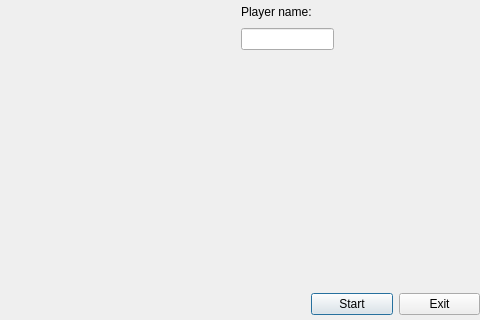
First picture: the form in Game/mainmenudialog.ui, repository miikka0000/BusDestroyer2000-Game-with-Qt, before the edit; both pictures show x 179 to 659 and y 159 to 479 of the 659 by 479 pixel window.
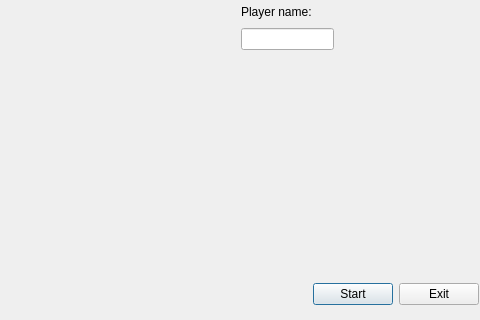
Second picture: the form after the edit.

The edit to the form file:
```diff
--- a/Game/mainmenudialog.ui
+++ b/Game/mainmenudialog.ui
@@ -80,32 +80,6 @@
     </item>
    </layout>
   </widget>
-  <widget class="QWidget" name="layoutWidget">
-   <property name="geometry">
-    <rect>
-     <x>490</x>
-     <y>450</y>
-     <width>169</width>
-     <height>27</height>
-    </rect>
-   </property>
-   <layout class="QHBoxLayout" name="horizontalLayout_2">
-    <item>
-     <widget class="QPushButton" name="startButton">
-      <property name="text">
-       <string>Start</string>
-      </property>
-     </widget>
-    </item>
-    <item>
-     <widget class="QPushButton" name="exitButton">
-      <property name="text">
-       <string>Exit</string>
-      </property>
-     </widget>
-    </item>
-   </layout>
-  </widget>
   <widget class="QWidget" name="layoutWidget">
    <property name="geometry">
     <rect>
@@ -131,7 +105,7 @@
     </item>
    </layout>
   </widget>
-  <widget class="QWidget" name="">
+  <widget class="QWidget" name="layoutWidget">
    <property name="geometry">
     <rect>
      <x>130</x>
@@ -163,6 +137,48 @@
     </item>
    </layout>
   </widget>
+  <widget class="QLabel" name="erronousInputLabel">
+   <property name="geometry">
+    <rect>
+     <x>20</x>
+     <y>450</y>
+     <width>441</width>
+     <height>16</height>
+    </rect>
+   </property>
+   <property name="styleSheet">
+    <string notr="true">color : red </string>
+   </property>
+   <property name="text">
+    <string/>
+   </property>
+  </widget>
+  <widget class="QPushButton" name="startButton">
+   <property name="geometry">
+    <rect>
+     <x>492</x>
+     <y>442</y>
+     <width>80</width>
+     <height>22</height>
+    </rect>
+   </property>
+   <property name="text">
+    <string>Start</string>
+   </property>
+  </widget>
+  <widget class="QPushButton" name="exitButton">
+   <property name="geometry">
+    <rect>
+     <x>578</x>
+     <y>442</y>
+     <width>80</width>
+     <height>22</height>
+    </rect>
+   </property>
+   <property name="text">
+    <string>Exit</string>
+   </property>
+  </widget>
  </widget>
  <resources/>
  <connections/>
```
Left out of the diff: 14 changed lines with no effect on the pictures.
